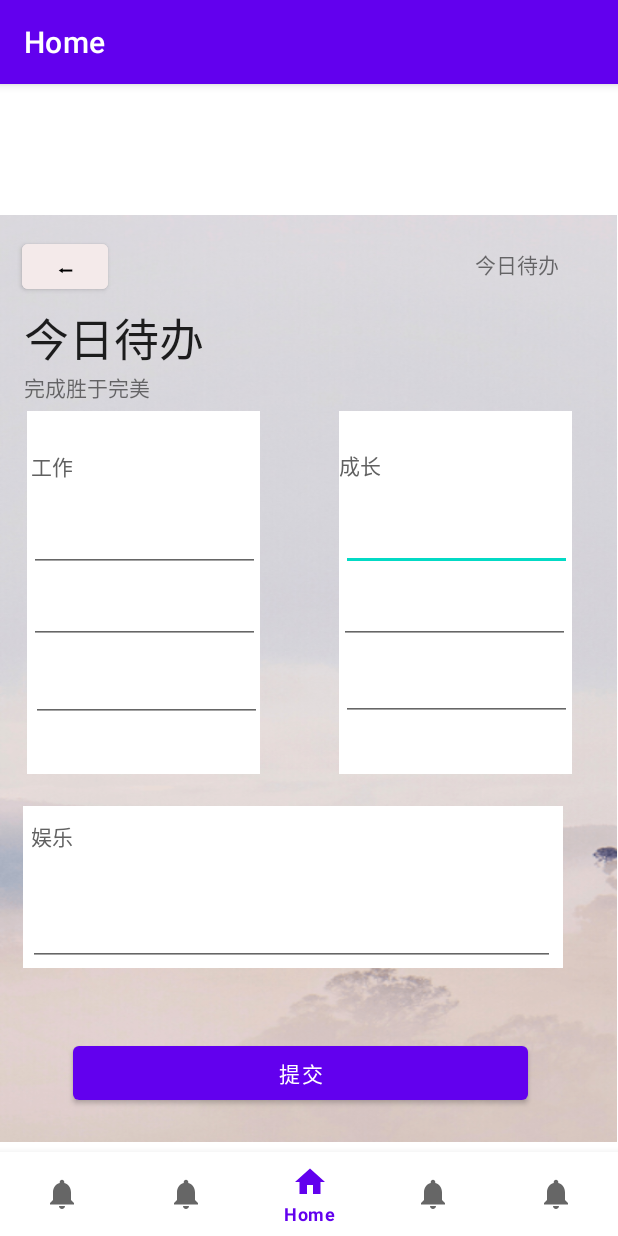
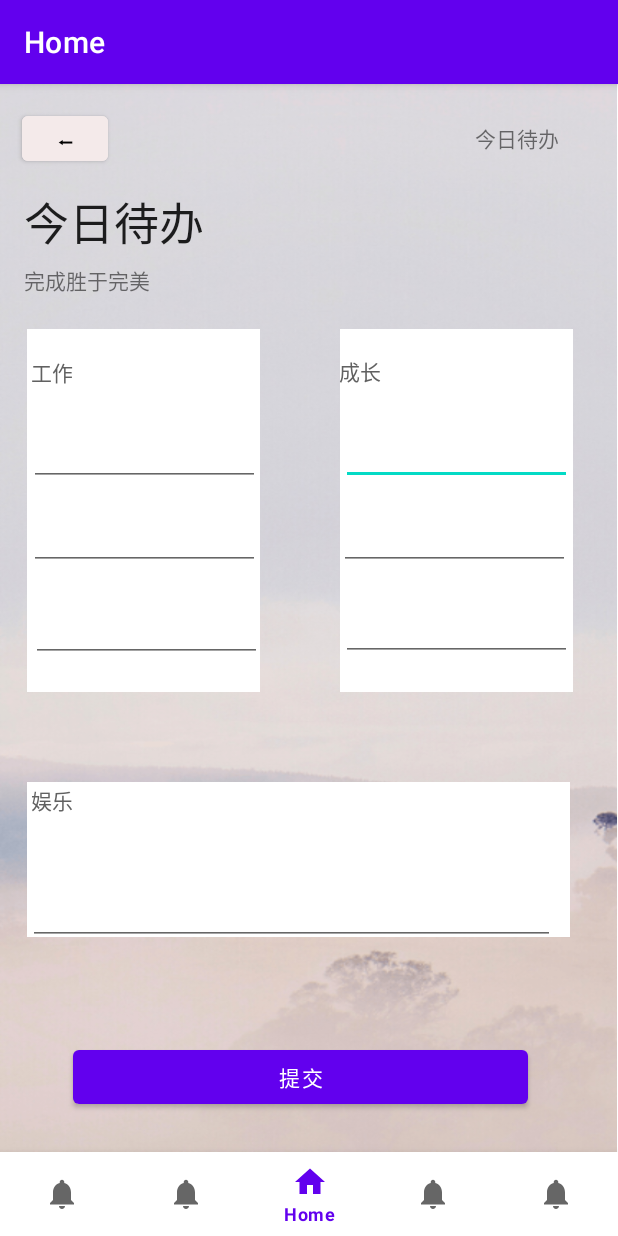
Before and after one commit to orange-kill/Android_kepping, an Android app: the screen it shows after launch (MainActivity), on a phone screen of 412 x 824 dp. Run offline under Robolectric (Android 15) with nearby library versions, the phone set to English and light mode, and no system bars; our stand-ins replace navigation-ui.

Commit message:
Initial commit

```diff
--- a/app/src/main/res/layout/activity_main.xml
+++ b/app/src/main/res/layout/activity_main.xml
@@ -4,8 +4,7 @@
     xmlns:tools="http://schemas.android.com/tools"
     android:id="@+id/container"
     android:layout_width="match_parent"
-    android:layout_height="match_parent"
-    android:paddingTop="?attr/actionBarSize">
+    android:layout_height="match_parent">
 
     <com.google.android.material.bottomnavigation.BottomNavigationView
         android:id="@+id/nav_view"
@@ -25,7 +24,7 @@
         android:id="@+id/nav_host_fragment_activity_main"
         android:name="androidx.navigation.fragment.NavHostFragment"
         android:layout_width="411dp"
-        android:layout_height="618dp"
+        android:layout_height="0dp"
         app:defaultNavHost="true"
         app:layout_constraintBottom_toTopOf="@id/nav_view"
         app:layout_constraintHorizontal_bias="0.0"
--- a/app/src/main/res/layout/fragment_home.xml
+++ b/app/src/main/res/layout/fragment_home.xml
@@ -58,7 +58,7 @@
         android:backgroundTint="@color/white"
         app:layout_constraintBottom_toBottomOf="parent"
         app:layout_constraintEnd_toEndOf="parent"
-        app:layout_constraintHorizontal_bias="0.882"
+        app:layout_constraintHorizontal_bias="0.886"
         app:layout_constraintStart_toStartOf="parent"
         app:layout_constraintTop_toTopOf="parent"
         app:layout_constraintVertical_bias="0.347"
@@ -219,16 +219,16 @@
 
     <View
         android:id="@+id/view6"
-        android:layout_width="360dp"
-        android:layout_height="108dp"
+        android:layout_width="362dp"
+        android:layout_height="103dp"
         android:background="@color/white"
         android:backgroundTint="@color/white"
         app:layout_constraintBottom_toBottomOf="parent"
         app:layout_constraintEnd_toEndOf="parent"
-        app:layout_constraintHorizontal_bias="0.294"
+        app:layout_constraintHorizontal_bias="0.367"
         app:layout_constraintStart_toStartOf="parent"
         app:layout_constraintTop_toTopOf="parent"
-        app:layout_constraintVertical_bias="0.772"
+        app:layout_constraintVertical_bias="0.765"
         tools:ignore="MissingConstraints" />
 
     <EditText
```
